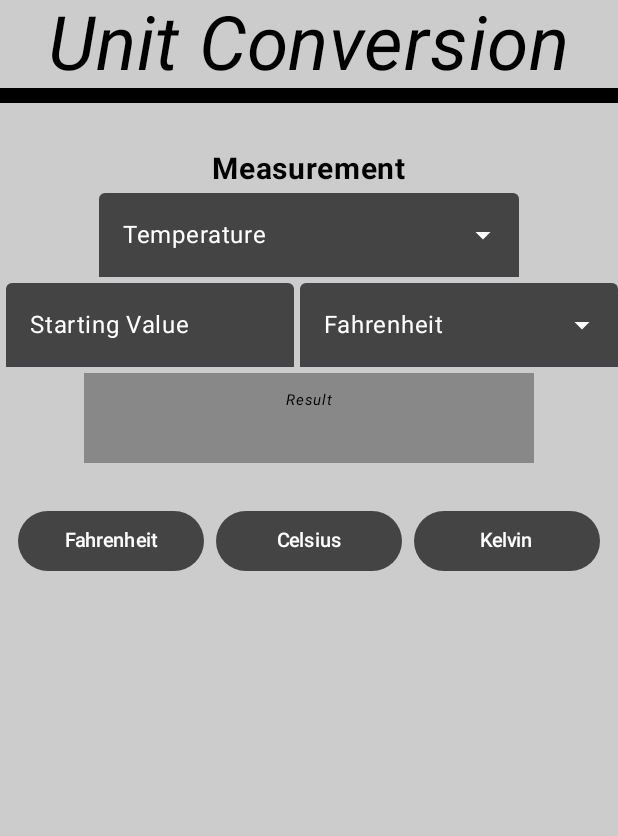
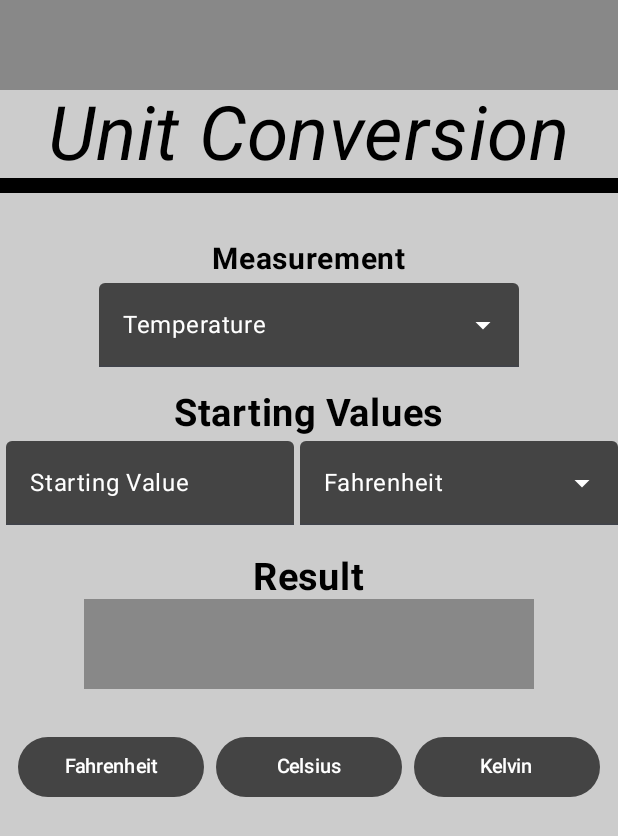
Before and after one commit to CoreyFricke/UnitConversionApplication, an Android app built with Jetpack Compose: the screen it shows after launch (MainActivity), on a phone screen of 412 x 824 dp. Shown: the top 836 px of the screen. Run offline under Robolectric (Android 15) with nearby library versions, the phone set to English and light mode, and no system bars.

Commit message:
Updated UI

```diff
--- a/app/src/main/java/com/example/unitconversion/UnitConversionActivity/UnitConversionScreen.kt
+++ b/app/src/main/java/com/example/unitconversion/UnitConversionActivity/UnitConversionScreen.kt
@@ -12,6 +12,7 @@ import androidx.compose.foundation.layout.fillMaxSize
 import androidx.compose.foundation.layout.fillMaxWidth
 import androidx.compose.foundation.layout.height
 import androidx.compose.foundation.layout.padding
+import androidx.compose.foundation.layout.size
 import androidx.compose.foundation.layout.width
 import androidx.compose.foundation.lazy.grid.GridCells
 import androidx.compose.foundation.lazy.grid.LazyVerticalGrid
@@ -52,6 +53,14 @@ class UnitConversionScreen{
                 .background(Color.LightGray),
             horizontalAlignment = Alignment.CenterHorizontally
         ){
+            Box(
+                contentAlignment = Alignment.BottomCenter,
+                modifier = Modifier
+                    .fillMaxWidth()
+                    .background(Color.Gray)
+                    .size(60.dp)
+            ) {
+            }
             Text(
                 text = "Unit Conversion",
                 color = Color.Black,
@@ -66,7 +75,23 @@ class UnitConversionScreen{
                     .padding(bottom = 32.dp)
             ){}
             ExpenditureType(viewModel)
+            Text(
+                modifier = Modifier
+                    .padding(top = 16.dp),
+                text = "Starting Values",
+                color = Color.Black,
+                fontSize = 25.sp,
+                fontWeight = FontWeight.Bold
+            )
             UserInput(viewModel)
+            Text(
+                modifier = Modifier
+                    .padding(top = 16.dp),
+                text = "Result",
+                color = Color.Black,
+                fontSize = 25.sp,
+                fontWeight = FontWeight.Bold
+            )
             Result(viewModel)
             ListOptions(viewModel)
         }
@@ -143,19 +168,11 @@ class UnitConversionScreen{
                 .width(300.dp),
             contentAlignment = Alignment.Center
         ){
-            Column(){
-                Text(
-                    text = "Result",
-                    color = Color.Black,
-                    fontSize = 10.sp,
-                    fontStyle = FontStyle.Italic
-                )
-                Text(
-                    text = viewModel.getterConvertedUnit(),
-                    color = Color.Black,
-                    fontSize = 20.sp,
-                )
-            }
+            Text(
+                text = viewModel.getterConvertedUnit() + " " + viewModel.getterCalcUnitName(),
+                color = Color.Black,
+                fontSize = 20.sp,
+            )
         }
     }
 
@@ -237,6 +254,7 @@ class UnitConversionScreen{
                 .padding(4.dp),
             colors = ButtonColors(Color.DarkGray, Color.White, Color.DarkGray, Color.White),
             onClick = {
+                viewModel.setterCalcUnitName(conversion)
                 convertUnit(viewModel, conversion, context)
             }) {
             Text(
--- a/app/src/main/java/com/example/unitconversion/UnitConversionActivity/UnitConversionVM.kt
+++ b/app/src/main/java/com/example/unitconversion/UnitConversionActivity/UnitConversionVM.kt
@@ -26,6 +26,7 @@ class UnitConversionVM: ViewModel() {
 
     private var unitToConvert by mutableStateOf("")
     private var convertedUnit by mutableStateOf("")
+    private var calcUnitName by mutableStateOf("")
 
     //Setters
     fun setterUnitToConvert(input: String){
@@ -33,6 +34,9 @@ class UnitConversionVM: ViewModel() {
     }
     fun setterConvertedUnit(input: Double){
         convertedUnit = input.toString()
+    }
+    fun setterCalcUnitName(input: String){
+        calcUnitName = input
     }
 
     //Getters
@@ -42,4 +46,7 @@ class UnitConversionVM: ViewModel() {
     fun getterConvertedUnit(): String{
         return convertedUnit
     }
+    fun getterCalcUnitName(): String {
+        return calcUnitName
+    }
 }
--- a/app/src/main/java/com/example/unitconversion/dataTypes/Length.kt
+++ b/app/src/main/java/com/example/unitconversion/dataTypes/Length.kt
@@ -5,7 +5,7 @@ import java.math.RoundingMode
 class Length : DataInterface {
     override val name = "Length"
     override val listOfUnits = listOf(
-        "Inch",
+        "Inches",
         "Feet",
         "Yards",
         "Meters"
```
